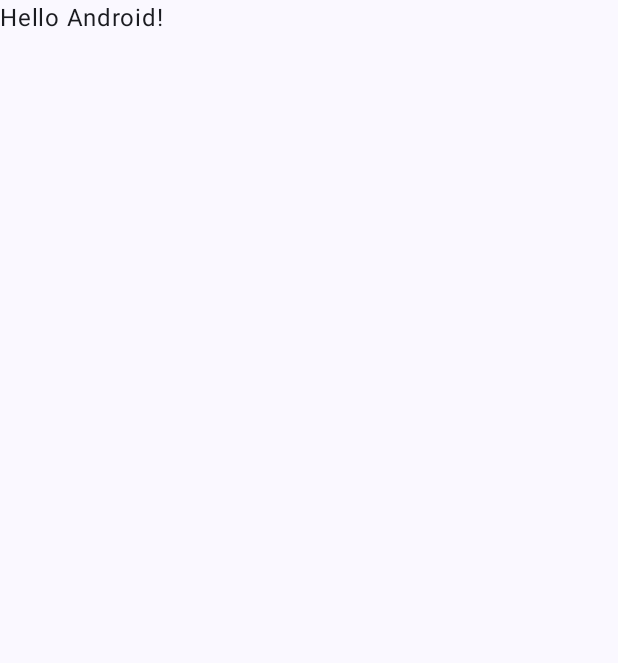
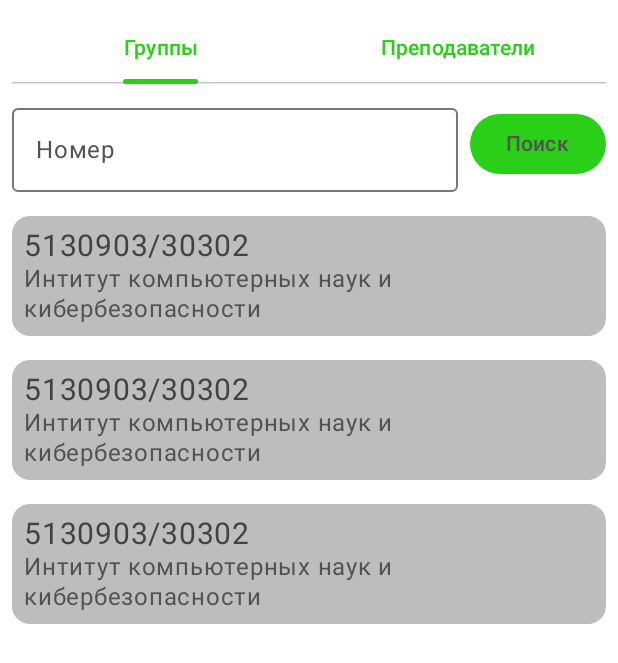
Before and after one commit to NineDer56/MySpbstuSchedule, an Android app built with Jetpack Compose: the screen it shows after launch (MainActivity), on a phone screen of 412 x 824 dp. Before the commit the part shown is almost empty. Shown: the top 663 px of the screen. Run offline under Robolectric (Android 15) with nearby library versions, the phone set to English and light mode, and no system bars.

Commit message:
add selection screen

```diff
--- a/app/src/main/java/com/example/myspbstuschedule/MainActivity.kt
+++ b/app/src/main/java/com/example/myspbstuschedule/MainActivity.kt
@@ -4,13 +4,20 @@ import android.os.Bundle
 import androidx.activity.ComponentActivity
 import androidx.activity.compose.setContent
 import androidx.activity.enableEdgeToEdge
+import androidx.compose.foundation.background
+import androidx.compose.foundation.layout.WindowInsets
 import androidx.compose.foundation.layout.fillMaxSize
 import androidx.compose.foundation.layout.padding
+import androidx.compose.foundation.layout.safeDrawing
+import androidx.compose.foundation.layout.windowInsetsPadding
+import androidx.compose.material3.MaterialTheme
 import androidx.compose.material3.Scaffold
 import androidx.compose.material3.Text
 import androidx.compose.runtime.Composable
 import androidx.compose.ui.Modifier
 import androidx.compose.ui.tooling.preview.Preview
+import androidx.compose.ui.unit.dp
+import com.example.myspbstuschedule.presentation.screens.selection.SelectionContent
 import com.example.myspbstuschedule.ui.theme.MySpbstuScheduleTheme
 
 class MainActivity : ComponentActivity() {
@@ -19,29 +26,15 @@ class MainActivity : ComponentActivity() {
         enableEdgeToEdge()
         setContent {
             MySpbstuScheduleTheme {
-                Scaffold(modifier = Modifier.fillMaxSize()) { innerPadding ->
-                    Greeting(
-                        name = "Android",
-                        modifier = Modifier.padding(innerPadding)
-                    )
-                }
+                SelectionContent(
+                    modifier = Modifier
+                        .background(MaterialTheme.colorScheme.background)
+                        .windowInsetsPadding(WindowInsets.safeDrawing)
+                        .padding(8.dp)
+
+
+                )
             }
         }
     }
 }
-
-@Composable
-fun Greeting(name: String, modifier: Modifier = Modifier) {
-    Text(
-        text = "Hello $name!",
-        modifier = modifier
-    )
-}
-
-@Preview(showBackground = true)
-@Composable
-fun GreetingPreview() {
-    MySpbstuScheduleTheme {
-        Greeting("Android")
-    }
-}
--- /dev/null
+++ b/app/src/main/java/com/example/myspbstuschedule/presentation/screens/selection/GroupItem.kt
@@ -0,0 +1,67 @@
+package com.example.myspbstuschedule.presentation.screens.selection
+
+import androidx.compose.foundation.background
+import androidx.compose.foundation.layout.Column
+import androidx.compose.foundation.layout.fillMaxWidth
+import androidx.compose.foundation.layout.padding
+import androidx.compose.foundation.shape.RoundedCornerShape
+import androidx.compose.material3.MaterialTheme
+import androidx.compose.material3.Text
+import androidx.compose.runtime.Composable
+import androidx.compose.ui.Modifier
+import androidx.compose.ui.draw.clip
+import androidx.compose.ui.tooling.preview.Preview
+import androidx.compose.ui.unit.dp
+import androidx.compose.ui.unit.sp
+import com.example.myspbstuschedule.domain.model.Faculty
+import com.example.myspbstuschedule.domain.model.Group
+import com.example.myspbstuschedule.ui.theme.MySpbstuScheduleTheme
+
+@Composable
+fun GroupItem(
+    group :  Group
+){
+    Column(
+        modifier = Modifier
+            .clip(RoundedCornerShape(12.dp))
+            .background(MaterialTheme.colorScheme.surfaceContainer)
+            .fillMaxWidth()
+            .padding(8.dp)
+    ) {
+        Text(
+            text = group.name,
+            color = MaterialTheme.colorScheme.onSurface,
+            fontSize = 20.sp
+        )
+        Text(
+            text = group.faculty.name,
+            color = MaterialTheme.colorScheme.onSurfaceVariant,
+            fontSize = 16.sp,
+            lineHeight = 20.sp
+        )
+    }
+}
+
+
+
+
+@Composable
+@Preview
+fun GroupItemPreview(){
+    MySpbstuScheduleTheme(
+        darkTheme = true
+    ) {
+        GroupItem(
+            Group(
+                1,
+                "5130903/30302",
+                2,
+                Faculty(
+                    1,
+                    "Интитут компьютерных наук и кибербезопасности",
+                    "ИКНК"
+                )
+            )
+        )
+    }
+}
--- /dev/null
+++ b/app/src/main/java/com/example/myspbstuschedule/presentation/screens/selection/SearchMode.kt
@@ -0,0 +1,5 @@
+package com.example.myspbstuschedule.presentation.screens.selection
+
+enum class SearchMode(val value : Int) {
+    GROUP(0), TEACHER(1)
+}
--- /dev/null
+++ b/app/src/main/java/com/example/myspbstuschedule/presentation/screens/selection/SelectionContent.kt
@@ -0,0 +1,160 @@
+package com.example.myspbstuschedule.presentation.screens.selection
+
+import androidx.compose.foundation.background
+import androidx.compose.foundation.layout.Arrangement
+import androidx.compose.foundation.layout.Column
+import androidx.compose.foundation.layout.Row
+import androidx.compose.foundation.layout.Spacer
+import androidx.compose.foundation.layout.fillMaxSize
+import androidx.compose.foundation.layout.fillMaxWidth
+import androidx.compose.foundation.layout.padding
+import androidx.compose.foundation.text.input.TextFieldLineLimits
+import androidx.compose.foundation.text.input.TextFieldState
+import androidx.compose.foundation.text.input.rememberTextFieldState
+import androidx.compose.material3.Button
+import androidx.compose.material3.MaterialTheme
+import androidx.compose.material3.OutlinedTextField
+import androidx.compose.material3.PrimaryTabRow
+import androidx.compose.material3.Tab
+import androidx.compose.material3.Text
+import androidx.compose.runtime.Composable
+import androidx.compose.runtime.getValue
+import androidx.compose.runtime.mutableIntStateOf
+import androidx.compose.runtime.mutableStateOf
+import androidx.compose.runtime.remember
+import androidx.compose.runtime.setValue
+import androidx.compose.ui.Alignment
+import androidx.compose.ui.Modifier
+import androidx.compose.ui.text.style.TextOverflow
+import androidx.compose.ui.tooling.preview.Preview
+import androidx.compose.ui.unit.dp
+import com.example.myspbstuschedule.domain.model.Faculty
+import com.example.myspbstuschedule.domain.model.Group
+import com.example.myspbstuschedule.ui.theme.MySpbstuScheduleTheme
+
+@Composable
+fun SelectionContent(
+    modifier: Modifier = Modifier
+) {
+
+    var selectionState by remember { mutableIntStateOf(SearchMode.GROUP.value) }
+    val titles = listOf("Группы", "Преподаватели")
+
+    val textFieldState = rememberTextFieldState()
+
+    Column(
+        modifier = modifier
+            .fillMaxSize()
+    ) {
+        PrimaryTabRow(selectedTabIndex = selectionState) {
+            titles.forEachIndexed { index, title ->
+                Tab(
+                    selected = index == selectionState,
+                    text = {
+                        Text(
+                            text = title,
+                            maxLines = 1,
+                            overflow = TextOverflow.Ellipsis
+                        )
+                    },
+                    onClick = { selectionState = index }
+                )
+            }
+        }
+
+        Spacer(modifier = Modifier.padding(4.dp))
+
+        Row(
+            modifier = Modifier.fillMaxWidth(),
+            horizontalArrangement = Arrangement.spacedBy(8.dp),
+            verticalAlignment = Alignment.CenterVertically,
+
+        ) {
+            SearchInput(
+                label = if(selectionState == SearchMode.GROUP.value) "Номер" else "Фио",
+                state = textFieldState,
+                modifier = Modifier.weight(1f)
+            )
+
+            Button(
+                onClick = {
+                    val text = textFieldState.text.toString().trim()
+                    // TODO
+                },
+            ) {
+                Text(
+                    text = "Поиск",
+                    maxLines = 1,
+                )
+            }
+        }
+
+        Spacer(modifier = Modifier.padding(8.dp))
+
+        GroupItem(
+            Group(
+                1,
+                "5130903/30302",
+                2,
+                Faculty(
+                    1,
+                    "Интитут компьютерных наук и кибербезопасности",
+                    "ИКНК"
+                )
+            )
+        )
+        Spacer(modifier = Modifier.padding(8.dp))
+        GroupItem(
+            Group(
+                1,
+                "5130903/30302",
+                2,
+                Faculty(
+                    1,
+                    "Интитут компьютерных наук и кибербезопасности",
+                    "ИКНК"
+                )
+            )
+        )
+        Spacer(modifier = Modifier.padding(8.dp))
+        GroupItem(
+            Group(
+                1,
+                "5130903/30302",
+                2,
+                Faculty(
+                    1,
+                    "Интитут компьютерных наук и кибербезопасности",
+                    "ИКНК"
+                )
+            )
+        )
+    }
+}
+
+
+@Composable
+private fun SearchInput(
+    label: String,
+    state: TextFieldState,
+    modifier: Modifier = Modifier
+) {
+    OutlinedTextField(
+        modifier = modifier,
+        state = state,
+        lineLimits = TextFieldLineLimits.SingleLine,
+        label = { Text(label) },
+
+        )
+}
+
+
+@Preview
+@Composable
+fun SelectionContentPreview() {
+    MySpbstuScheduleTheme(
+        darkTheme = true
+    ) {
+        SelectionContent()
+    }
+}
--- a/app/src/main/java/com/example/myspbstuschedule/ui/theme/Color.kt
+++ b/app/src/main/java/com/example/myspbstuschedule/ui/theme/Color.kt
@@ -9,3 +9,19 @@ val Pink80 = Color(0xFFEFB8C8)
 val Purple40 = Color(0xFF6650a4)
 val PurpleGrey40 = Color(0xFF625b71)
 val Pink40 = Color(0xFF7D5260)
+
+
+
+val Black20 = Color(0xFF0E0E0E)
+val Green40 = Color(0xFF29B91B)
+val Gray40 = Color(0xFF3D3D3D)
+
+val Gray50 = Color(0xFF424242)
+val Gray80 = Color(0xFFBDBDBD)
+
+
+
+
+val White60 = Color(0xFFFFFFFF)
+val Green60 = Color(0xFF2AD018)
+val Gray60 = Color(0xFF525252)
--- a/app/src/main/java/com/example/myspbstuschedule/ui/theme/Theme.kt
+++ b/app/src/main/java/com/example/myspbstuschedule/ui/theme/Theme.kt
@@ -9,18 +9,32 @@ import androidx.compose.material3.dynamicDarkColorScheme
 import androidx.compose.material3.dynamicLightColorScheme
 import androidx.compose.material3.lightColorScheme
 import androidx.compose.runtime.Composable
+import androidx.compose.ui.graphics.Color
 import androidx.compose.ui.platform.LocalContext
 
 private val DarkColorScheme = darkColorScheme(
-    primary = Purple80,
-    secondary = PurpleGrey80,
-    tertiary = Pink80
+    background = Black20,
+
+    primary = Green40,
+    onPrimary = Gray40,
+
+    surface = Black20,
+    surfaceContainer = Gray50,
+    onSurface = White60,
+    onSurfaceVariant = Gray80
+
 )
 
 private val LightColorScheme = lightColorScheme(
-    primary = Purple40,
-    secondary = PurpleGrey40,
-    tertiary = Pink40
+
+    background = White60,
+    primary = Green60,
+    onPrimary = Gray60,
+
+    surface = White60,
+    surfaceContainer = Gray80,
+    onSurface = Gray50,
+    onSurfaceVariant = Gray60
 
     /* Other default colors to override
     background = Color(0xFFFFFBFE),
@@ -37,7 +51,7 @@ private val LightColorScheme = lightColorScheme(
 fun MySpbstuScheduleTheme(
     darkTheme: Boolean = isSystemInDarkTheme(),
     // Dynamic color is available on Android 12+
-    dynamicColor: Boolean = true,
+    dynamicColor: Boolean = false,
     content: @Composable () -> Unit
 ) {
     val colorScheme = when {
```
